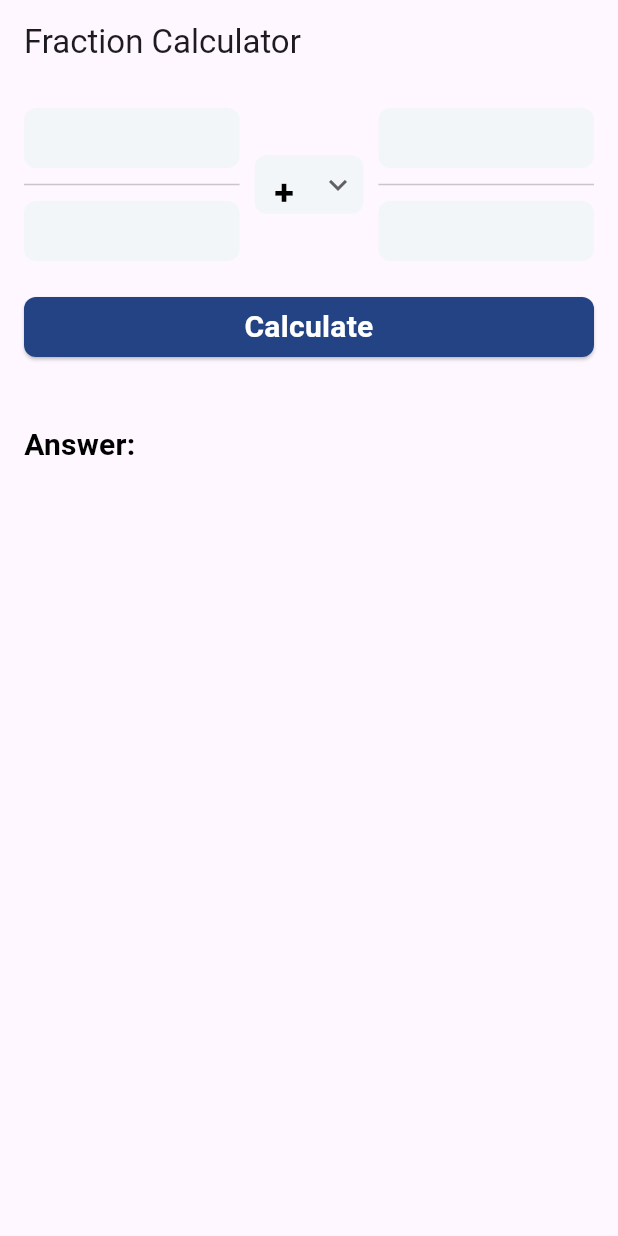
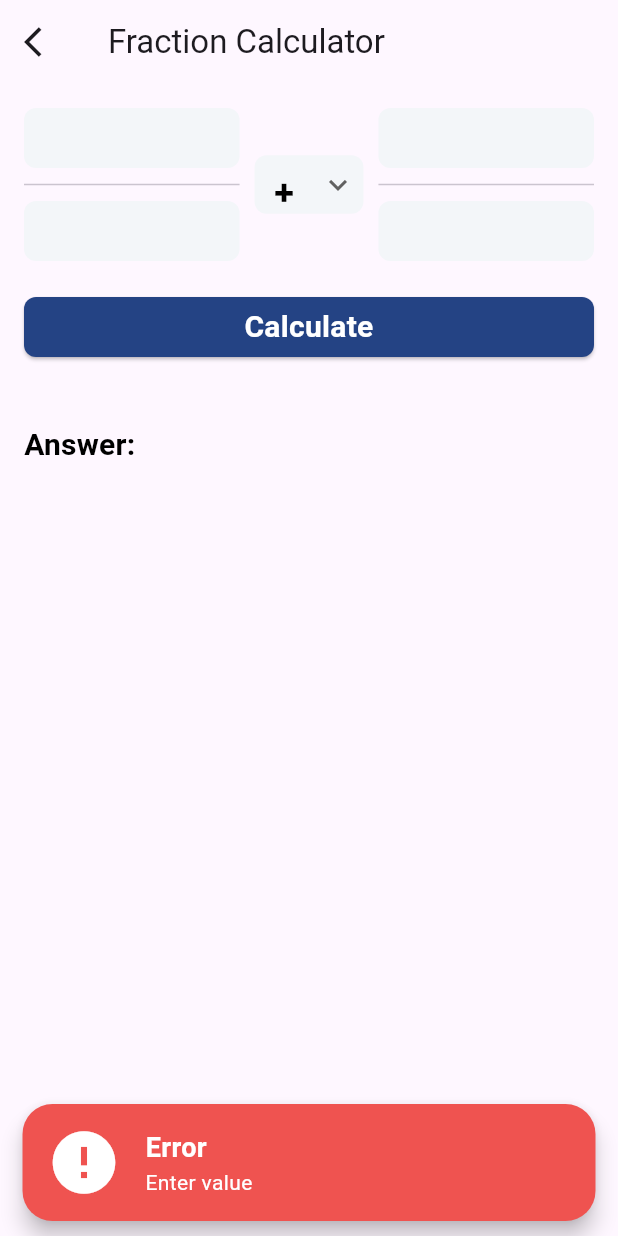
Before and after one commit to iotmehedi/calculation_app, a Flutter app: the FractionCalculator screen opened directly, after a tap on "Calculate", on a phone screen of 412 x 824 dp. Run offline on Flutter 3.47's test engine with Material 3 defaults, Android fonts, the light colour scheme and no system bars; our stand-ins replace get, google_fonts, hexcolor, logger, math_expressions, shared_preferences; accounts and stored records are empty.

Commit message:
fraction calculator donee

```diff
--- a/lib/screens/view/all_calculators/fractio_calculator/fraction_calculator.dart
+++ b/lib/screens/view/all_calculators/fractio_calculator/fraction_calculator.dart
@@ -2,9 +2,11 @@
 
 import 'package:calculation_app/core/utils/consts/app_colors.dart';
 import 'package:calculation_app/core/utils/consts/textstyle.dart';
+import 'package:calculation_app/toast/toast.dart';
 import 'package:flutter/cupertino.dart';
 import 'package:flutter/material.dart';
 import 'package:flutter/widgets.dart';
+import 'package:shared_preferences/shared_preferences.dart';
 
 class Fraction {
   int numerator;
@@ -76,9 +78,7 @@ class Fraction {
 class FractionCalculatorApp extends StatelessWidget {
   @override
   Widget build(BuildContext context) {
-    return MaterialApp(
-      home: FractionCalculator(),
-    );
+    return FractionCalculator();
   }
 }
 
@@ -95,13 +95,34 @@ class _FractionCalculatorState extends State<FractionCalculator> {
 
   String _selectedOperation = '+';
   Fraction _result = Fraction(0, 1);
-  String forAdd = '';
-  // bool forMultiply = false;
+  var selectedOperator = '';
+  @override
+  void initState() {
+    super.initState();
+    // Load the selected operation from SharedPreferences
+    _loadSelectedOperation();
+  }
+
+  void _loadSelectedOperation() async {
+    SharedPreferences prefs = await SharedPreferences.getInstance();
+    selectedOperator =  prefs.getString('selectedOperation') ?? '+';
+  }
+
+  void _saveSelectedOperation(String operation) async {
+    SharedPreferences prefs = await SharedPreferences.getInstance();
+    prefs.setString('selectedOperation', operation);
+  }
   @override
   Widget build(BuildContext context) {
+
     return Scaffold(
       appBar: AppBar(
         title: const Text('Fraction Calculator'),
+leading: IconButton(onPressed: ()async{
+  Navigator.pop(context);
+  SharedPreferences prefs = await SharedPreferences.getInstance();
+  prefs.clear();
+}, icon: Icon(Icons.arrow_back_ios)),
       ),
       body: Padding(
         padding: const EdgeInsets.all(16.0),
@@ -146,11 +167,12 @@ class _FractionCalculatorState extends State<FractionCalculator> {
                   color: Colors.black,
                   textAlignment: TextAlign.start,
                   alignment: Alignment.centerLeft),
+
               const SizedBox(
                 height: 10,
               ),
               Visibility(
-                  visible: ((forAdd == 'add') || (forAdd == 'abstract')) &&
+                  visible: ((selectedOperator == '+') || (selectedOperator == '-')) &&
                           (_numeratorController1.text.isNotEmpty &&
                               _numeratorController2.text.isNotEmpty &&
                               _denominatorController1.text.isNotEmpty &&
@@ -160,7 +182,7 @@ class _FractionCalculatorState extends State<FractionCalculator> {
                   child: AddFraction()),
 
               Visibility(
-                visible: ((forAdd == 'multiply') || (forAdd == 'multiply')) &&
+                visible: ((selectedOperator == '*') || (selectedOperator == 'of')) &&
                     (_numeratorController1.text.isNotEmpty &&
                         _numeratorController2.text.isNotEmpty &&
                         _denominatorController1.text.isNotEmpty &&
@@ -168,7 +190,7 @@ class _FractionCalculatorState extends State<FractionCalculator> {
                 child: MultiplyWidget(),
               ),
               Visibility(
-                visible: (forAdd == 'divide') &&
+                visible: (selectedOperator == '÷') &&
                     (_numeratorController1.text.isNotEmpty &&
                         _numeratorController2.text.isNotEmpty &&
                         _denominatorController1.text.isNotEmpty &&
@@ -213,16 +235,7 @@ class _FractionCalculatorState extends State<FractionCalculator> {
                 width: 10,
               ),
               globalTextSixteen(
-                  text: _selectedOperation == '+' && forAdd == 'add'
-                      ? "+"
-                      : _selectedOperation == '-' && forAdd == 'abstract'
-                          ? "-"
-                          : _selectedOperation == '*' && forAdd == 'multiply'
-                              ? "*"
-                              : _selectedOperation == '÷' &&
-                                      forAdd == 'multiply'
-                                  ? "÷"
-                                  : ''),
+                  text: selectedOperator.toString()),
               const SizedBox(
                 width: 10,
               ),
@@ -256,7 +269,8 @@ class _FractionCalculatorState extends State<FractionCalculator> {
                     const SizedBox(
                       width: 10,
                     ),
-                    globalTextSixteen(text: _selectedOperation),
+                    globalTextSixteen(
+                        text: selectedOperator.toString()),
                     const SizedBox(
                       width: 10,
                     ),
@@ -276,17 +290,9 @@ class _FractionCalculatorState extends State<FractionCalculator> {
                 Row(
                   mainAxisAlignment: MainAxisAlignment.center,
                   children: [
-                    CalculationDetailsRow("(${_numeratorController1.text}",
+                    CalculationDetailsRow("(${_numeratorController2.text}",
                         "${_denominatorController2.text})"),
-                    const SizedBox(
-                      width: 10,
-                    ),
-                    globalTextSixteen(text: _selectedOperation),
-                    const SizedBox(
-                      width: 10,
-                    ),
-                    CalculationDetailsRow("(${_denominatorController1.text}",
-                        "${_numeratorController2.text})"),
+
                   ],
                 )
               ],
@@ -352,7 +358,8 @@ class _FractionCalculatorState extends State<FractionCalculator> {
               const SizedBox(
                 width: 10,
               ),
-              globalTextSixteen(text: _selectedOperation),
+              globalTextSixteen(
+                  text: selectedOperator.toString()),
               const SizedBox(
                 width: 10,
               ),
@@ -413,7 +420,8 @@ class _FractionCalculatorState extends State<FractionCalculator> {
               const SizedBox(
                 width: 10,
               ),
-              globalTextSixteen(text: _selectedOperation),
+              globalTextSixteen(
+                  text: selectedOperator.toString()),
               const SizedBox(
                 width: 10,
               ),
@@ -514,7 +522,8 @@ class _FractionCalculatorState extends State<FractionCalculator> {
         const SizedBox(
           width: 10,
         ),
-        globalTextSixteen(text: _selectedOperation),
+        globalTextSixteen(
+            text: selectedOperator.toString()),
         const SizedBox(
           width: 10,
         ),
@@ -565,10 +574,16 @@ class _FractionCalculatorState extends State<FractionCalculator> {
             color: AppColors.fractionInputTextBorderColor,
             borderRadius: BorderRadius.circular(8),
           ),
-          child: TextField(
+          child: TextFormField(
             textAlign: TextAlign.center,
             controller: numeratorController,
             keyboardType: TextInputType.number,
+            validator: (value) {
+              if (value == null || value.isEmpty) {
+                return 'Please enter some text';
+              }
+              return null;
+            },
             decoration: const InputDecoration(
               labelText: '',
               border: InputBorder.none,
@@ -614,6 +629,7 @@ class _FractionCalculatorState extends State<FractionCalculator> {
         child: DropdownButton<String>(
           value: _selectedOperation,
           onChanged: (String? newValue) {
+            _saveSelectedOperation(newValue!);
             setState(() {
               _selectedOperation = newValue!;
             });
@@ -635,39 +651,73 @@ class _FractionCalculatorState extends State<FractionCalculator> {
   }
 
   void calculate() {
+
+   if(_numeratorController1.text.isEmpty && _numeratorController2.text.isEmpty && _denominatorController1.text.isEmpty && _denominatorController2.text.isEmpty){
+     errorToast(context: context, msg: "Enter value");
+   }else if(_numeratorController1.text.isEmpty){
+     print(1);
+errorToast(context: context, msg: "Enter a value in the first writing space");
+    } else if(_numeratorController2.text.isEmpty){
+     print(2);
+errorToast(context: context, msg: "Enter a value in the third writing space");
+    } else if(_denominatorController1.text.isEmpty){
+     print(3);
+errorToast(context: context, msg: "Enter a value in the second writing space");
+    } else if(_denominatorController2.text.isEmpty){
+errorToast(context: context, msg: "Enter a value in the forth writing space");
+    }else{
      int numerator1 = int.parse(_numeratorController1.text);
      int denominator1 = int.parse(_denominatorController1.text);
      int numerator2 = int.parse(_numeratorController2.text);
      int denominator2 = int.parse(_denominatorController2.text);
-
+      _loadSelectedOperation();
       Fraction fraction1 = Fraction(numerator1, denominator1);
       Fraction fraction2 = Fraction(numerator2, denominator2);
 
       switch (_selectedOperation) {
         case '+':
+
           setState(() {
-          forAdd = 'add';
+
             _result = fraction1.add(fraction2);
+            _saveSelectedOperation("+");
+            _loadSelectedOperation();
           });
           break;
         case '-':
+
           setState(() {
-          forAdd = 'abstract';
+
             _result = fraction1.subtract(fraction2);
+            _saveSelectedOperation("-");
           });
           break;
-      case '*' || 'of':
+        case '*':
+
           setState(() {
-          forAdd = 'multiply';
+
             _result = fraction1.multiply(fraction2);
+            _saveSelectedOperation("*");
+          });
+          break;
+        case 'of':
+
+          setState(() {
+
+            _result = fraction1.multiply(fraction2);
+            _saveSelectedOperation("of");
           });
           break;
         case '÷':
+
           setState(() {
-          forAdd = 'divide';
+
             _result = fraction1.divide(fraction2);
+            _saveSelectedOperation("÷");
           });
           break;
       }
     }
+
   }
+}
--- a/lib/screens/widgets/homepage_widget/homepage_widget.dart
+++ b/lib/screens/widgets/homepage_widget/homepage_widget.dart
@@ -21,12 +21,12 @@ class HomepageWidget extends StatelessWidget {
           const SizedBox(
             height: 5,
           ),
-          globalText2(
+          globalText1(
             text: text,
             fontSize: 12.0,
             fontWeight: FontWeight.normal,
             color: Colors.black,
-            textAlignment: TextAlign.end,
+            textAlignment: TextAlign.center,
           ),
         ],
       ),
--- /dev/null
+++ b/lib/toast/toast.dart
@@ -0,0 +1,46 @@
+import 'package:flutter/material.dart';
+
+void errorToast({required BuildContext context, required String msg}) {
+  ScaffoldMessenger.of(context).showSnackBar(SnackBar(
+    elevation: 6.0,
+    backgroundColor: Colors.red[400],
+    behavior: SnackBarBehavior.floating,
+    shape: const RoundedRectangleBorder(
+      borderRadius: BorderRadius.all(Radius.circular(20)),
+    ),
+    content: Row(
+      children: [
+        const Icon(
+          Icons.error,
+          size: 50,
+          color: Colors.white,
+        ),
+        const SizedBox(width: 16),
+        Flexible(
+          // Wrap the Column in Flexible
+          child: Column(
+            crossAxisAlignment: CrossAxisAlignment.start,
+            children: [
+              const Text(
+                "Error",
+                style: TextStyle(
+                  color: Colors.white,
+                  fontSize: 18,
+                  fontWeight: FontWeight.bold,
+                ),
+              ),
+              Text(
+                msg,
+                maxLines: 3,
+                overflow: TextOverflow.ellipsis,
+                textDirection: TextDirection.rtl,
+                textAlign: TextAlign.center,
+                style: const TextStyle(color: Colors.white),
+              ),
+            ],
+          ),
+        ),
+      ],
+    ),
+  ));
+}
```
Also changed, not shown: lib/core/utils/consts/textstyle.dart (+25 -0 lines), pubspec.yaml (+3 -4 lines), pubspec.lock, 1 other file. Lines whose indentation alone changed are shown as unchanged.
